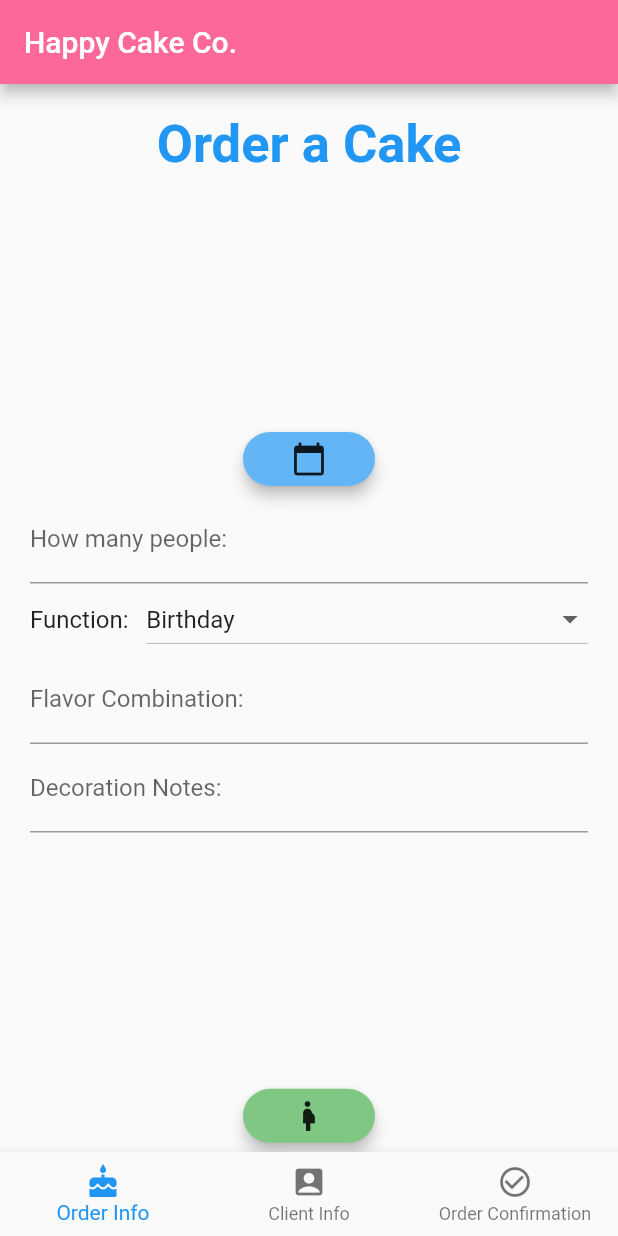
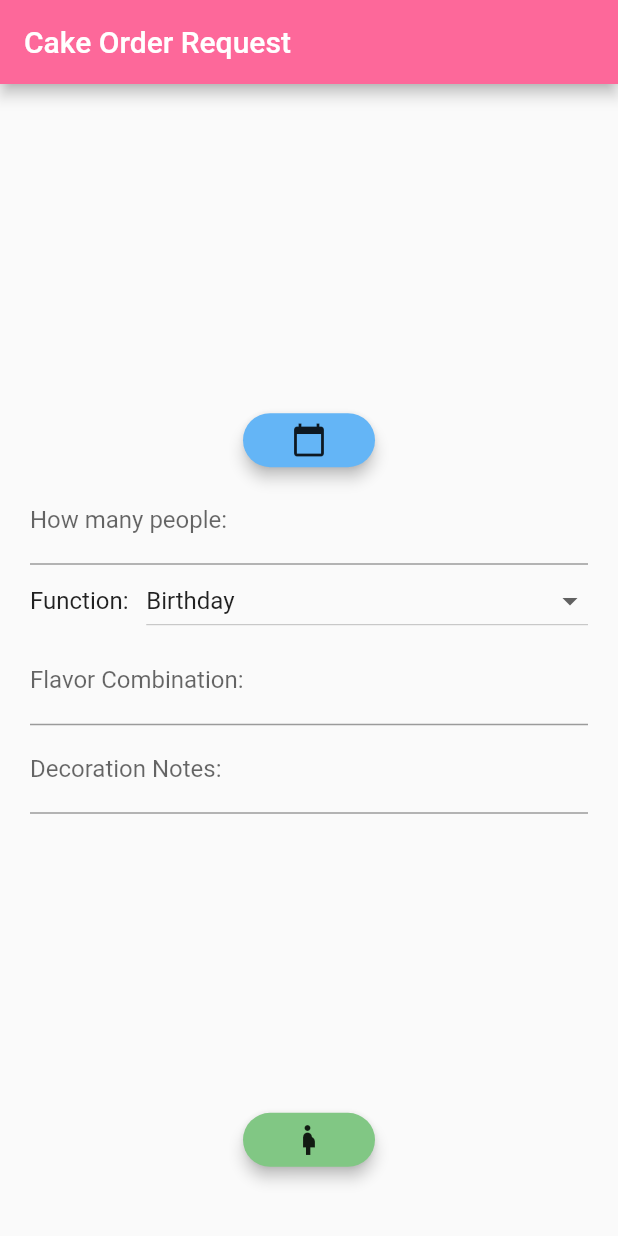
Before and after one commit to Utsal20/Happy-Cake, a Flutter app: the screen it shows after launch, on a phone screen of 412 x 824 dp. Run offline on Flutter 3.47's test engine with Material 2 defaults, Android fonts, the phone set to English and light mode, and no system bars; missing offline and left inert: mailer.

Commit message:
uses Navigator instead of indexes
changed the app to use the built in Navigator instead of traversing through an index of the screens

```diff
--- a/lib/app.dart
+++ b/lib/app.dart
@@ -1,5 +1,8 @@
 import 'package:flutter/material.dart';
 import 'home.dart';
+import 'package:happy_cake/screens/order_info.dart';
+import 'package:happy_cake/screens/user_info.dart';
+import 'package:happy_cake/screens/confirmation.dart';
 
 class HappyCakeApp extends StatelessWidget {
   Widget build(BuildContext context) {
@@ -26,7 +29,12 @@ class HappyCakeApp extends StatelessWidget {
           ),
         ),
       ),
-      home: Home()
+      home: OrderInfo(),
+      routes: <String, WidgetBuilder> {
+        '/a': (BuildContext context) => OrderInfo(),
+        '/b': (BuildContext context) => UserInfo(),
+        '/c': (BuildContext context) => Confirmation(),
+      }
     );
   }
 }
--- a/lib/home.dart
+++ b/lib/home.dart
@@ -8,40 +8,11 @@ class Home extends StatefulWidget {
   _HomeState createState() => _HomeState();
 }
  class _HomeState extends State<Home> {
-   int _currentIndex = 0;
-   final List<Widget> _children = [OrderInfo(), UserInfo(), Confirmation()];
+
 
    @override
    Widget build(BuildContext context) {
      return Scaffold(
-       appBar: AppBar(
-         title: Text('Happy Cake Co.'),
-       ),
-       body: _children[_currentIndex],
-       bottomNavigationBar: BottomNavigationBar(
-         onTap: onTapped,
-         currentIndex: _currentIndex,
-         items: [
-           BottomNavigationBarItem(
-             title: Text('Order Info'),
-             icon: Icon(Icons.cake),
-           ),
-           BottomNavigationBarItem(
-             title: Text('Client Info'),
-             icon: Icon(Icons.account_box),
-           ),
-           BottomNavigationBarItem(
-             title: Text('Order Confirmation'),
-             icon: Icon(Icons.check_circle_outline),
-           ),
-         ]
-       ),
     );
   }
-  void onTapped(int index) {
-    setState(() {
-      _currentIndex = index;
-    });
-
-  }
 }
--- a/lib/screens/order_info.dart
+++ b/lib/screens/order_info.dart
@@ -12,15 +12,12 @@ class _OrderInfoState extends State<OrderInfo> {
   @override
   Widget build(BuildContext context) {
     return Scaffold(
+      appBar: AppBar(
+        title: Text('Cake Order Request'),
+      ),
         body: Container(
             padding: EdgeInsets.fromLTRB(20, 20, 20, .1),
             child: Column(children: <Widget>[
-              Text(
-                'Order a Cake',
-                textAlign: TextAlign.left,
-                style: Theme.of(context).textTheme.headline,
-              ),
-
               Flexible(
                   child: Form(
                       key: _orderKey,
@@ -103,21 +100,26 @@ class _OrderInfoState extends State<OrderInfo> {
                                           'Ex: I want the cake to be yellow flowers',
                                       labelText: 'Decoration Notes:',
                                     ),
-                                    keyboardType: TextInputType.multiline,
+                                    keyboardType: TextInputType.text,
                                     maxLines: null,
                                     onSaved: (String value) {
                                       DataStore.decorationNotes = value;
                                     }))
                           ]))),
 
-              RaisedButton(
+              Container(
+                padding:EdgeInsets.only(bottom: 40),
+                child: RaisedButton(
                   child: Icon(Icons.pregnant_woman),
                   elevation: 4.0,
                   shape: RoundedRectangleBorder(borderRadius: BorderRadius.circular(100.0)),
                   color: Colors.green[300],
-                  splashColor: Colors.blue[300],
-                  onPressed: saveOrderInfo,
-              ),
+                  splashColor: Theme.of(context).accentColor,
+                  onPressed: () {
+                    saveOrderInfo();
+                    Navigator.of(context).pushNamed('/b');
+                  }
+              ),),
             ]
             )
         )
```
Also changed, not shown: lib/screens/confirmation.dart (+16 -39 lines), lib/screens/user_info.dart (+12 -13 lines), 1 other file.
